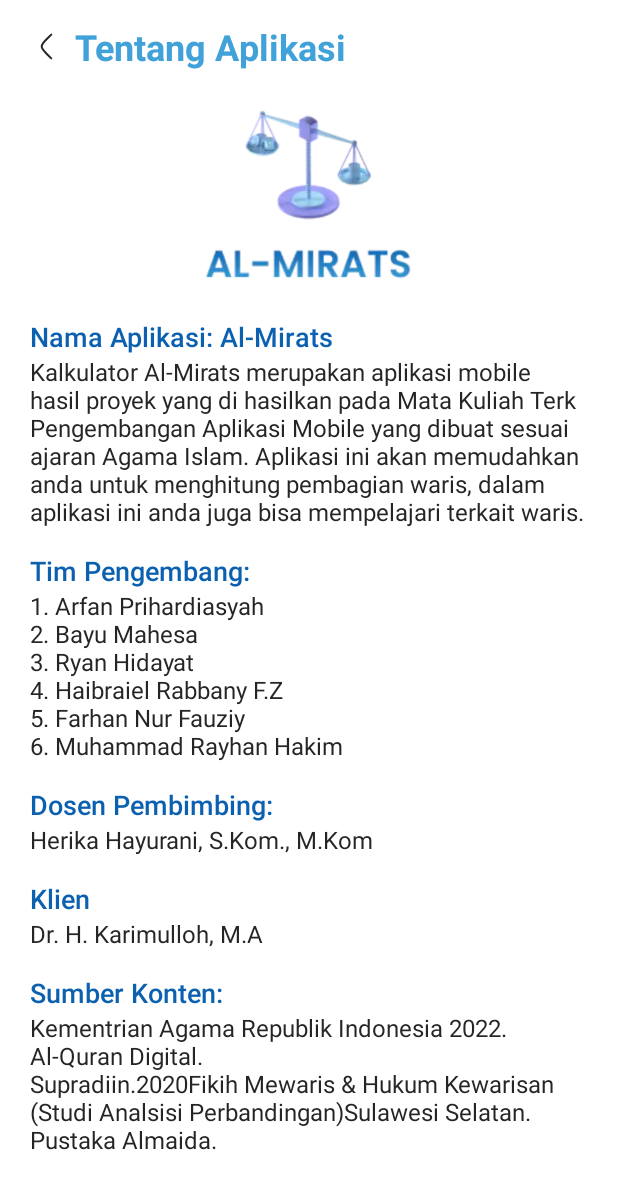
After one commit to ryhanhxx/Al-Mirats, an Android app: the AboutActivity screen opened directly, with no data from a screen before it, on a phone screen of 412 x 824 dp. The commit adds this screen. Shown: the top 1189 px of the screen. Run offline under Robolectric (Android 15) with nearby library versions, the phone set to English and light mode, and no system bars.

Commit message:
Add About Section

```diff
--- a/app/src/main/AndroidManifest.xml
+++ b/app/src/main/AndroidManifest.xml
@@ -14,6 +14,9 @@
         android:supportsRtl="true"
         android:theme="@style/Theme.AlMirats"
         tools:targetApi="31">
+        <activity
+            android:name=".presentation.about.AboutActivity"
+            android:exported="false" />
         <activity
             android:name=".presentation.feedback.FeedbackActivity"
             android:exported="false" />
--- /dev/null
+++ b/app/src/main/java/com/ch/al_mirats/presentation/about/AboutActivity.kt
@@ -0,0 +1,26 @@
+package com.ch.al_mirats.presentation.about
+
+import androidx.appcompat.app.AppCompatActivity
+import android.os.Bundle
+import com.ch.al_mirats.R
+import com.ch.al_mirats.databinding.ActivityAboutBinding
+import com.ch.al_mirats.databinding.ActivityFeedbackBinding
+
+class AboutActivity : AppCompatActivity() {
+    private val binding: ActivityAboutBinding by lazy{
+        ActivityAboutBinding.inflate(layoutInflater)
+    }
+    override fun onCreate(savedInstanceState: Bundle?) {
+        super.onCreate(savedInstanceState)
+        setContentView(binding.root)
+        setOnClickBack()
+
+    }
+
+    private fun setOnClickBack(){
+        binding.ivBack.setOnClickListener {
+            finish()
+        }
+    }
+
+}
--- a/app/src/main/java/com/ch/al_mirats/presentation/home/HomeFragment.kt
+++ b/app/src/main/java/com/ch/al_mirats/presentation/home/HomeFragment.kt
@@ -14,6 +14,7 @@ import androidx.viewpager2.widget.MarginPageTransformer
 import com.ch.al_mirats.R
 import com.ch.al_mirats.databinding.FragmentHomeBinding
 import com.ch.al_mirats.dummy.DummyMateriDataSourceImpl
+import com.ch.al_mirats.presentation.about.AboutActivity
 import com.ch.al_mirats.presentation.feedback.FeedbackActivity
 import com.ch.al_mirats.presentation.home.adapter.CarouselRVAdapter
 import com.ch.al_mirats.presentation.home.adapter.HomeAdapter
@@ -43,6 +44,18 @@ class HomeFragment : Fragment() {
         setupDarkMode()
         setupCarousel()
         setupNavigate()
+    }
+
+    private fun setupNavigate(){
+        binding.llFeedback.setOnClickListener{
+            val intent = Intent(activity, FeedbackActivity::class.java)
+            activity?.startActivity(intent)
+        }
+
+        binding.llAbout.setOnClickListener {
+            val intent = Intent(activity, AboutActivity::class.java)
+            activity?.startActivity(intent)
+        }
     }
 
     private fun setupRecyclerView() {
@@ -82,10 +95,5 @@ class HomeFragment : Fragment() {
         }
     }
 
-    private fun setupNavigate(){
-        binding.llFeedback.setOnClickListener{
-            val intent = Intent(activity, FeedbackActivity::class.java)
-            activity?.startActivity(intent)
-        }
-    }
+
 }
--- a/app/src/main/res/drawable/ic_left.xml
+++ b/app/src/main/res/drawable/ic_left.xml
@@ -7,6 +7,6 @@
       android:pathData="M24.5,29.75L21.415,26.692C18.954,24.254 17.724,23.034 17.535,21.548C17.488,21.184 17.488,20.816 17.535,20.452C17.724,18.966 18.954,17.746 21.415,15.308L24.5,12.25"
       android:strokeWidth="1.5"
       android:fillColor="#00000000"
-      android:strokeColor="#2D264B"
+      android:strokeColor="?android:textColorPrimary"
       android:strokeLineCap="round"/>
 </vector>
--- /dev/null
+++ b/app/src/main/res/layout/activity_about.xml
@@ -0,0 +1,188 @@
+<?xml version="1.0" encoding="utf-8"?>
+<androidx.appcompat.widget.LinearLayoutCompat xmlns:android="http://schemas.android.com/apk/res/android"
+    xmlns:app="http://schemas.android.com/apk/res-auto"
+    xmlns:tools="http://schemas.android.com/tools"
+    android:layout_width="match_parent"
+    android:layout_height="match_parent"
+    android:orientation="vertical"
+    android:padding="12dp"
+    tools:context=".presentation.about.AboutActivity">
+
+    <ScrollView
+        android:layout_width="match_parent"
+        android:layout_height="wrap_content">
+
+        <androidx.appcompat.widget.LinearLayoutCompat
+            android:layout_width="match_parent"
+            android:layout_height="wrap_content"
+            android:orientation="vertical">
+
+            <androidx.appcompat.widget.LinearLayoutCompat
+                android:id="@+id/ll_header"
+                android:layout_width="match_parent"
+                android:layout_height="wrap_content"
+                android:orientation="horizontal"
+                app:layout_constraintStart_toStartOf="parent"
+                app:layout_constraintTop_toTopOf="parent">
+
+                <ImageView
+                    android:id="@+id/iv_back"
+                    android:layout_width="38dp"
+                    android:layout_height="38dp"
+                    android:layout_gravity="center"
+                    android:src="@drawable/ic_left"
+                    app:layout_constraintStart_toStartOf="parent"
+                    app:layout_constraintTop_toTopOf="parent" />
+
+                <TextView
+                    android:id="@+id/tv_feedback"
+                    android:layout_width="wrap_content"
+                    android:layout_height="wrap_content"
+                    android:layout_gravity="center"
+                    android:fontFamily="@font/roboto_bold"
+                    android:text="@string/txt_tentang_aplikasi"
+                    android:textColor="@color/primary_light_blue"
+                    android:textSize="24sp"
+                    app:layout_constraintStart_toEndOf="@id/iv_back"
+                    app:layout_constraintTop_toTopOf="parent" />
+            </androidx.appcompat.widget.LinearLayoutCompat>
+
+            <ImageView
+                android:layout_width="138dp"
+                android:layout_height="138dp"
+                android:layout_gravity="center"
+                android:layout_marginVertical="8dp"
+                android:src="@drawable/ic_splash" />
+
+            <androidx.appcompat.widget.LinearLayoutCompat
+                android:id="@+id/ll_desc"
+                android:layout_width="match_parent"
+                android:layout_height="wrap_content"
+                android:orientation="vertical"
+                android:padding="8dp">
+
+                <TextView
+                    android:layout_width="match_parent"
+                    android:layout_height="wrap_content"
+                    android:fontFamily="@font/roboto_medium"
+                    android:text="@string/txt_nama_aplikasi"
+                    android:textColor="?android:textColorSecondary"
+                    android:textSize="18sp" />
+
+                <TextView
+                    android:layout_width="match_parent"
+                    android:layout_height="wrap_content"
+                    android:fontFamily="@font/roboto"
+                    android:text="@string/txt_desc_app"
+                    android:textColor="?android:textColorPrimary"
+                    android:textSize="16sp" />
+            </androidx.appcompat.widget.LinearLayoutCompat>
+
+
+            <androidx.appcompat.widget.LinearLayoutCompat
+                android:id="@+id/ll_team"
+                android:layout_width="match_parent"
+                android:layout_height="wrap_content"
+                android:orientation="vertical"
+                android:padding="8dp">
+
+
+                <TextView
+                    android:layout_width="match_parent"
+                    android:layout_height="wrap_content"
+                    android:fontFamily="@font/roboto_medium"
+                    android:text="@string/txt_tim"
+                    android:textColor="?android:textColorSecondary"
+                    android:textSize="18sp" />
+
+                <TextView
+                    android:layout_width="match_parent"
+                    android:layout_height="wrap_content"
+                    android:fontFamily="@font/roboto"
+                    android:text="@string/txt_nama_pengembang"
+                    android:textColor="?android:textColorPrimary"
+                    android:textSize="16sp" />
+
+            </androidx.appcompat.widget.LinearLayoutCompat>
+
+            <androidx.appcompat.widget.LinearLayoutCompat
+                android:id="@+id/ll_dosen"
+                android:layout_width="match_parent"
+                android:layout_height="wrap_content"
+                android:orientation="vertical"
+                android:padding="8dp">
+
+
+                <TextView
+                    android:layout_width="match_parent"
+                    android:layout_height="wrap_content"
+                    android:fontFamily="@font/roboto_medium"
+                    android:text="@string/txt_dosen_pembimbing"
+                    android:textColor="?android:textColorSecondary"
+                    android:textSize="18sp" />
+
+                <TextView
+                    android:layout_width="match_parent"
+                    android:layout_height="wrap_content"
+                    android:fontFamily="@font/roboto"
+                    android:text="@string/txt_dosen"
+                    android:textColor="?android:textColorPrimary"
+                    android:textSize="16sp" />
+
+            </androidx.appcompat.widget.LinearLayoutCompat>
+
+            <androidx.appcompat.widget.LinearLayoutCompat
+                android:id="@+id/ll_klien"
+                android:layout_width="match_parent"
+                android:layout_height="wrap_content"
+                android:orientation="vertical"
+                android:padding="8dp">
+
+                <TextView
+                    android:layout_width="match_parent"
+                    android:layout_height="wrap_content"
+                    android:fontFamily="@font/roboto_medium"
+                    android:text="@string/txt_klien"
+                    android:textColor="?android:textColorSecondary"
+                    android:textSize="18sp" />
+
+                <TextView
+                    android:layout_width="match_parent"
+                    android:layout_height="wrap_content"
+                    android:fontFamily="@font/roboto"
+                    android:text="@string/txt_nama_klien"
+                    android:textColor="?android:textColorPrimary"
+                    android:textSize="16sp" />
+
+            </androidx.appcompat.widget.LinearLayoutCompat>
+
+            <androidx.appcompat.widget.LinearLayoutCompat
+                android:id="@+id/ll_sumber"
+                android:layout_width="match_parent"
+                android:layout_height="wrap_content"
+                android:orientation="vertical"
+                android:padding="8dp">
+
+                <TextView
+                    android:layout_width="match_parent"
+                    android:layout_height="wrap_content"
+                    android:fontFamily="@font/roboto_medium"
+                    android:text="@string/txt_sumber"
+                    android:textColor="?android:textColorSecondary"
+                    android:textSize="18sp" />
+
+                <TextView
+                    android:layout_width="match_parent"
+                    android:layout_height="wrap_content"
+                    android:fontFamily="@font/roboto"
+                    android:text="@string/txt_sumber_desc"
+                    android:textColor="?android:textColorPrimary"
+                    android:textSize="16sp" />
+
+            </androidx.appcompat.widget.LinearLayoutCompat>
+
+        </androidx.appcompat.widget.LinearLayoutCompat>
+    </ScrollView>
+
+
+</androidx.appcompat.widget.LinearLayoutCompat>
--- a/app/src/main/res/values-night/themes.xml
+++ b/app/src/main/res/values-night/themes.xml
@@ -7,5 +7,6 @@
         <item name="colorOnPrimary">@color/primary_light_blue</item>
         <!-- Customize your theme here. -->
         <item name="android:textColorPrimary">@color/white</item>
+        <item name="android:textColorSecondary">@color/primary_white</item>
     </style>
 </resources>
--- a/app/src/main/res/values/colors.xml
+++ b/app/src/main/res/values/colors.xml
@@ -31,9 +31,7 @@
 
     <!--    Text colors -->
     <color name="white">#FFFFFF</color>
-    <color name="white_2">#FAFAFA</color>
     <color name="black">#252525</color>
-    <color name="black_2">#252525</color>
 
     <!--   Icon Tint color -->
     <color name="purple_500">#0B60B0</color>
--- a/app/src/main/res/values/strings.xml
+++ b/app/src/main/res/values/strings.xml
@@ -22,5 +22,17 @@
     <string name="hello_blank_fragment">Hello blank fragment</string>
     <string name="txt_settings">Settings</string>
     <string name="txt_darkmode">Dark Mode</string>
+    <string name="txt_about">Al-Mirats App</string>
+    <string name="txt_tentang_aplikasi">Tentang Aplikasi</string>
+    <string name="txt_desc_app">Kalkulator Al-Mirats merupakan aplikasi mobile hasil proyek yang di hasilkan pada Mata Kuliah Terk Pengembangan Aplikasi Mobile yang dibuat sesuai ajaran Agama Islam. Aplikasi ini akan memudahkan anda untuk menghitung pembagian waris, dalam aplikasi ini anda juga bisa mempelajari terkait waris.</string>
+    <string name="txt_nama_aplikasi">Nama Aplikasi: Al-Mirats</string>
+    <string name="txt_tim">Tim Pengembang:</string>
+    <string name="txt_nama_pengembang">1. Arfan Prihardiasyah \n2. Bayu Mahesa \n3. Ryan Hidayat \n4. Haibraiel Rabbany F.Z \n5. Farhan Nur Fauziy \n6. Muhammad Rayhan Hakim</string>
+    <string name="txt_dosen">Herika Hayurani, S.Kom., M.Kom</string>
+    <string name="txt_dosen_pembimbing">Dosen Pembimbing:</string>
+    <string name="txt_klien">Klien</string>
+    <string name="txt_nama_klien">Dr. H. Karimulloh, M.A</string>
+    <string name="txt_sumber">Sumber Konten:</string>
+    <string name="txt_sumber_desc"><![CDATA[Kementrian Agama Republik Indonesia 2022. Al-Quran Digital. \nSupradiin.2020Fikih Mewaris & Hukum Kewarisan (Studi Analsisi Perbandingan)Sulawesi Selatan. Pustaka Almaida.]]></string>
 
 </resources>
--- a/app/src/main/res/values/themes.xml
+++ b/app/src/main/res/values/themes.xml
@@ -14,6 +14,6 @@
         <!-- Background and text colors for light mode. -->
         <item name="android:windowBackground">@color/background_light</item>
         <item name="android:textColorPrimary">@color/black</item>
-        <item name="android:textColorSecondary">@color/black_2</item>
+        <item name="android:textColorSecondary">@color/primary_dark_blue</item>
     </style>
 </resources>
```
